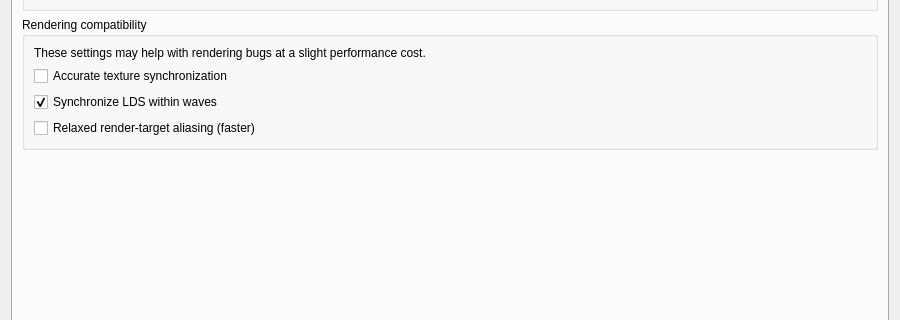
Old version of the form src/launcher/forms/configuration_edit_dialog.ui in the repository ElyFura/KytyPS5; both pictures show x 0 to 900 and y 206 to 526 of the 900 by 755 pixel window.
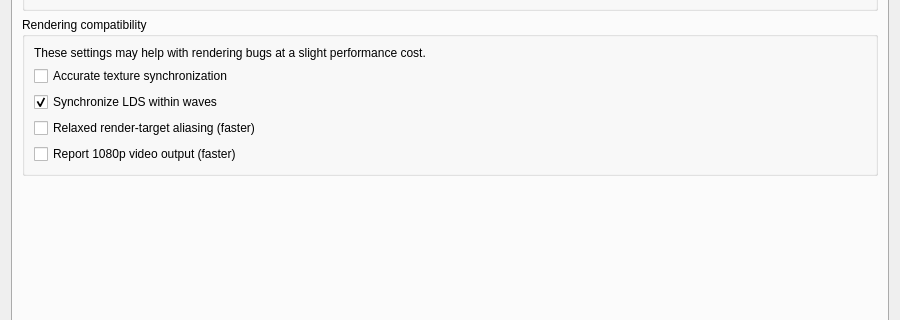
New version of the form. The open tabs and pages were chosen to show the change. Custom widgets are drawn as their Qt base class.

Commit message: presentation: optionally report a 1080p video output

```diff
--- a/src/launcher/forms/configuration_edit_dialog.ui
+++ b/src/launcher/forms/configuration_edit_dialog.ui
@@ -550,6 +550,13 @@
             <property name="text"><string>Relaxed render-target aliasing (faster)</string></property>
            </widget>
           </item>
+          <item>
+           <widget class="QCheckBox" name="checkBox_report_1080p_output">
+            <property name="toolTip"><string>Tells the game its video output is 1080p instead of 4K.
+Games that size their rendering by the output then render far fewer pixels (faster on weaker GPUs).</string></property>
+            <property name="text"><string>Report 1080p video output (faster)</string></property>
+           </widget>
+          </item>
          </layout>
         </widget>
        </item>
```
The commit also changes 8 other files.
